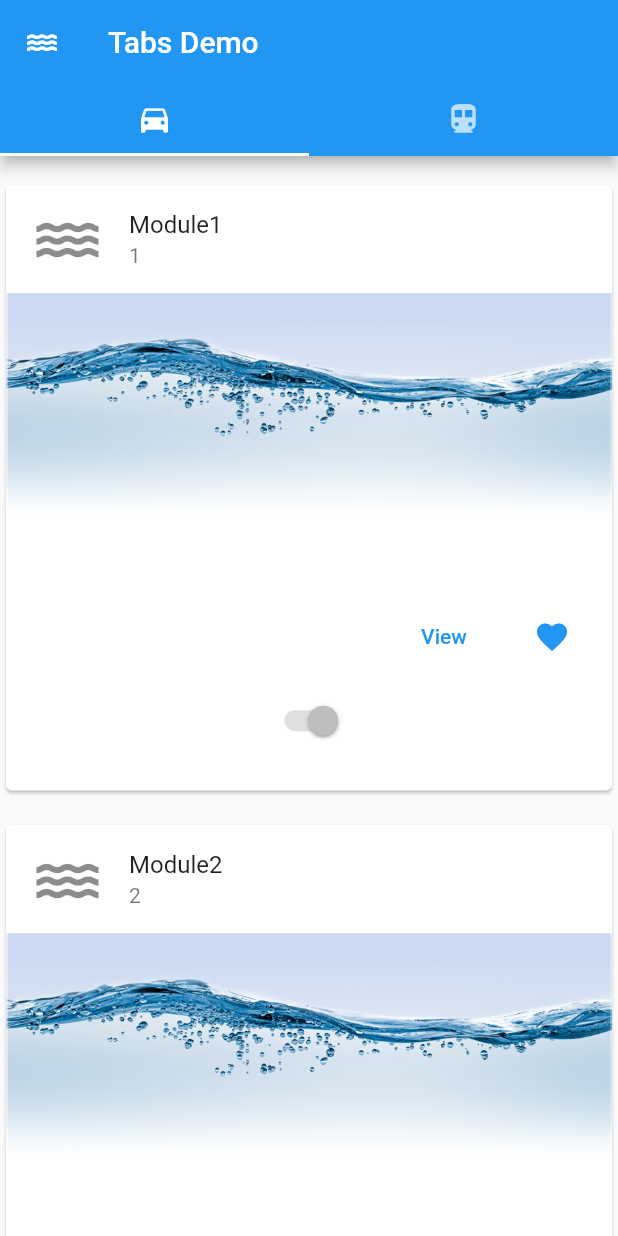
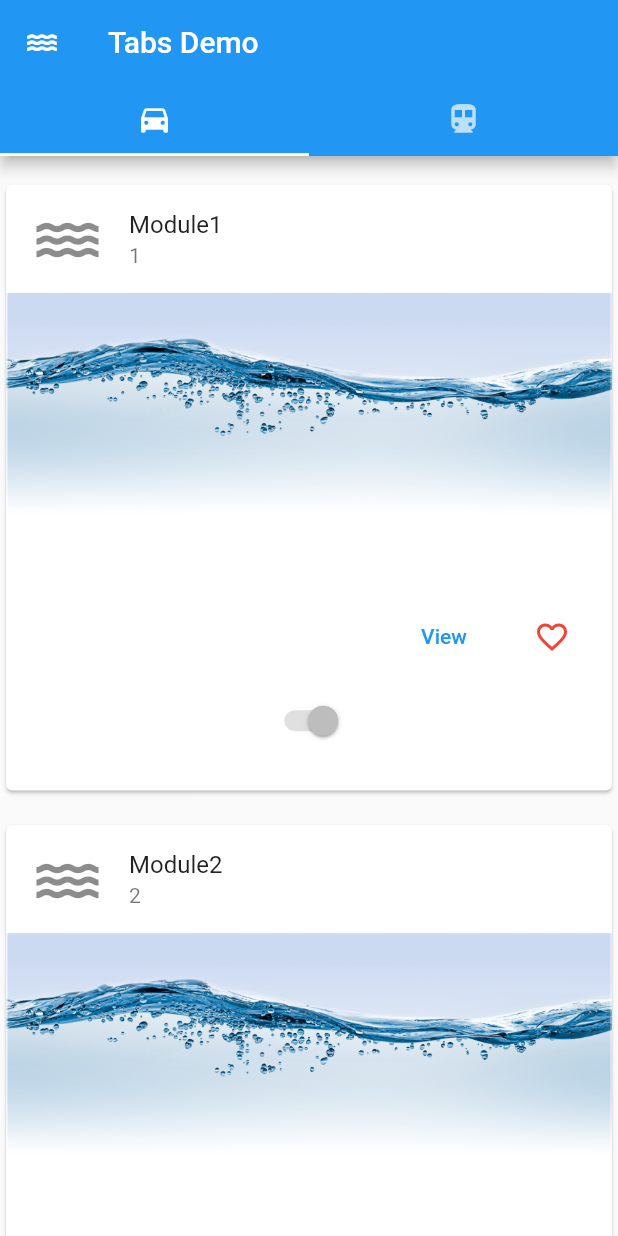
Before and after one commit to AbdullahPS/WaterApp, a Flutter app: the screen it shows after launch, after a tap on "Login", on a phone screen of 412 x 824 dp. Run offline on Flutter 3.47's test engine with Material 2 defaults, Android fonts, the phone set to English and light mode, and no system bars; network calls fail.

Commit message:
Card: Use filled and bordered Heart icon for favourite

```diff
--- a/lib/widgets/card.dart
+++ b/lib/widgets/card.dart
@@ -36,7 +36,12 @@ class WaterCard extends StatelessWidget {
                       onPressed: () {/* ... */},
                     ),
                     TextButton(
-                      child: Icon(Icons.favorite),
+                      child: listClass.getByID(id).isLoved
+                          ? Icon(Icons.favorite, color: Colors.red)
+                          : Icon(
+                              Icons.favorite_border,
+                              color: Colors.red,
+                            ),
                       onPressed: () {
                         listClass.onPressedLove(id);
                       },
```
